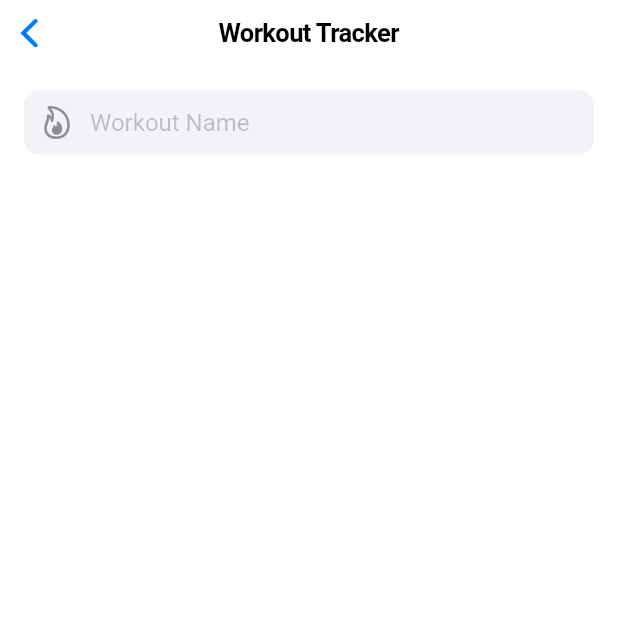
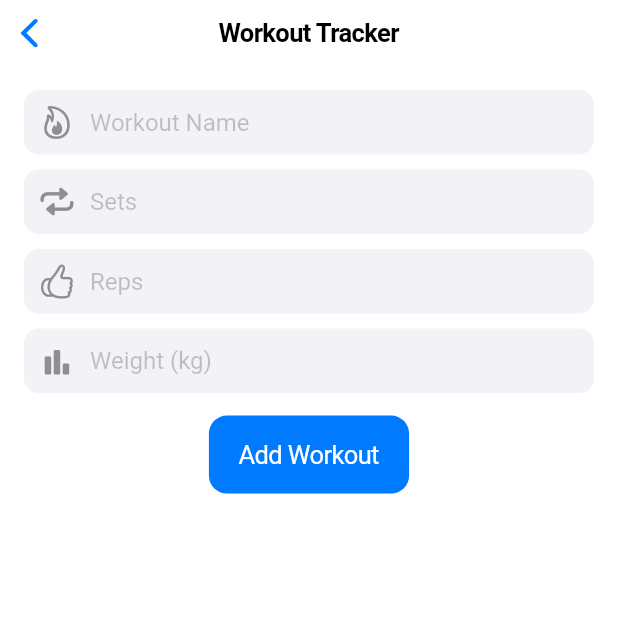
Before and after one commit to macapagal-marc-lawrence/Gym-Tracker, a Flutter app: the WorkoutScreen screen opened directly, on a phone screen of 412 x 824 dp, the top half of it. Run offline on Flutter 3.47's test engine with Material 3 defaults, Android fonts, the phone set to English and light mode, and no system bars; our stand-ins replace shared_preferences; accounts and stored records are empty; Roboto replaces fonts that are missing (SF Pro).

Commit message:
commited by kevin

```diff
--- a/lib/screens/workout_screen.dart
+++ b/lib/screens/workout_screen.dart
@@ -78,6 +78,16 @@ class _WorkoutScreenState extends State<WorkoutScreen> {
               children: [
               _buildTextField(nameController, "Workout Name", CupertinoIcons.flame),
                   SizedBox(height: 10),
+                _buildTextField(setsController, "Sets", CupertinoIcons.repeat),
+                  SizedBox(height: 10),
+                  _buildTextField(repsController, "Reps", CupertinoIcons.hand_thumbsup),
+                  SizedBox(height: 10),
+                  _buildTextField(weightController, "Weight (kg)", CupertinoIcons.chart_bar_alt_fill),
+                  SizedBox(height: 15),
+                  CupertinoButton.filled(
+                    child: Text("Add Workout"),
+                    onPressed: _addWorkout,
+                  ),
               ],
             )
             )
```
